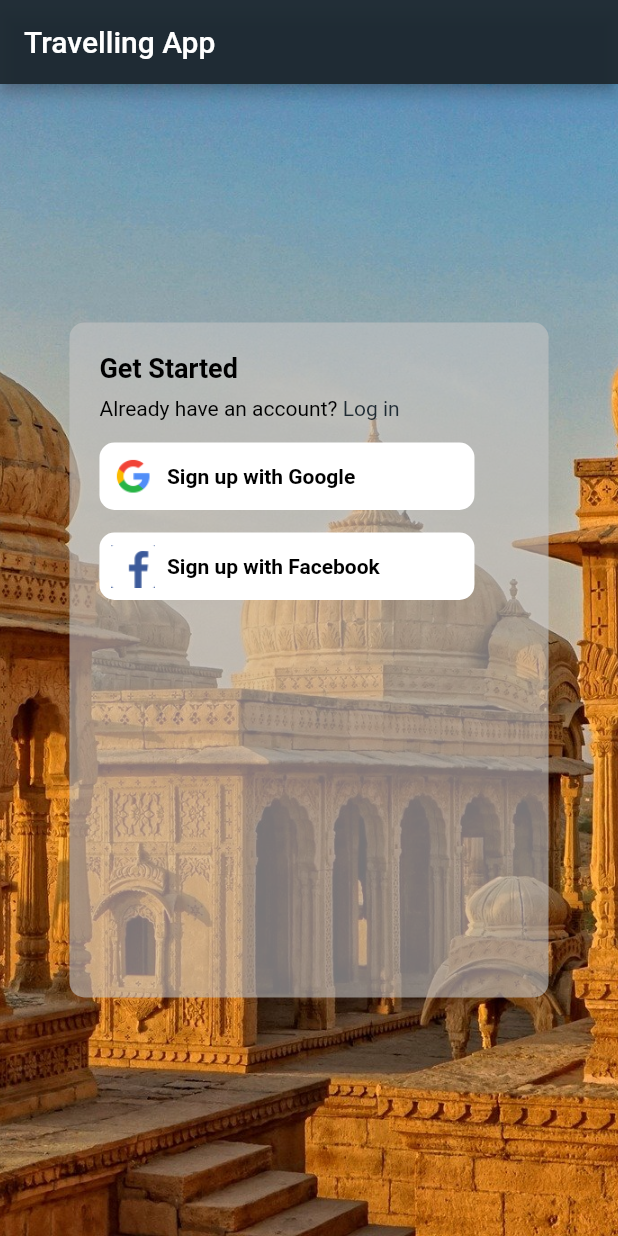
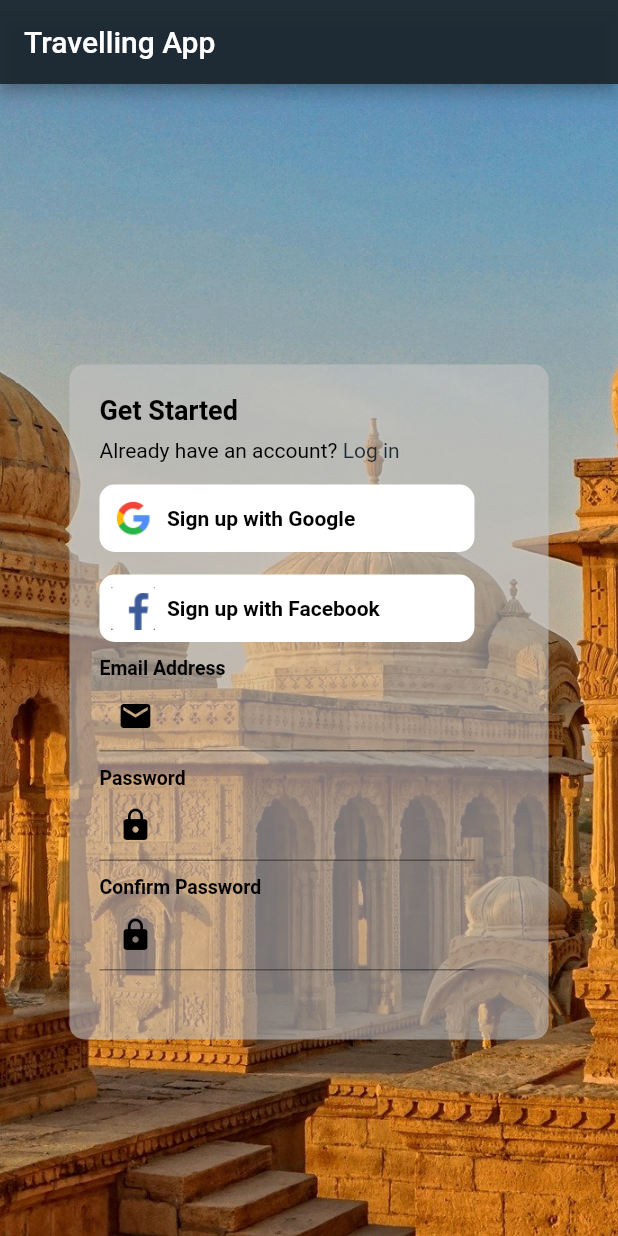
Before and after one commit to Ayush783/travel-app-flutter-1, a Flutter app: the SignUpScreen screen opened directly, on a phone screen of 412 x 824 dp. Run offline on Flutter 3.47's test engine with Material 2 defaults, Android fonts, the phone set to English and light mode, and no system bars.

Commit message:
Text Fields added on Sign Up Screen

```diff
--- a/lib/ui/sign_up_screen.dart
+++ b/lib/ui/sign_up_screen.dart
@@ -8,6 +8,7 @@ class SignUpScreen extends StatelessWidget {
   @override
   Widget build(BuildContext context) {
     return Scaffold(
+      // resizeToAvoidBottomInset: false,
       appBar: AppBar(
         title: Text("Travelling App"),
         backgroundColor: Color(0xF217242D),
@@ -23,7 +24,8 @@ class SignUpScreen extends StatelessWidget {
                 image: AssetImage("assets/images/sign.jpg"),
               ),
             ),
-            Container(
+            SingleChildScrollView(
+              child: Container(
                 height: MediaQuery.of(context).size.height,
                 width: MediaQuery.of(context).size.width,
                 child: Column(
@@ -89,7 +91,8 @@ class SignUpScreen extends StatelessWidget {
                                     borderRadius: BorderRadius.circular(10),
                                   ),
                                   child: Row(
-                                  crossAxisAlignment: CrossAxisAlignment.center,
+                                    crossAxisAlignment:
+                                        CrossAxisAlignment.center,
                                     children: [
                                       Container(
                                         margin: EdgeInsets.all(8),
@@ -119,7 +122,8 @@ class SignUpScreen extends StatelessWidget {
                                     borderRadius: BorderRadius.circular(10),
                                   ),
                                   child: Row(
-                                  crossAxisAlignment: CrossAxisAlignment.center,
+                                    crossAxisAlignment:
+                                        CrossAxisAlignment.center,
                                     children: [
                                       Container(
                                         margin: EdgeInsets.all(8),
@@ -138,7 +142,84 @@ class SignUpScreen extends StatelessWidget {
                                       ),
                                     ],
                                   ),
-                              )
+                                ),
+                                SizedBox(
+                                  height: 10,
+                                ),
+                                Container(
+                                  child: Column(
+                                    crossAxisAlignment:
+                                        CrossAxisAlignment.start,
+                                    children: [
+                                      Text(
+                                        "Email Address",
+                                        style: TextStyle(
+                                          color: Colors.black,
+                                          fontWeight: FontWeight.w600,
+                                          fontSize: 13,
+                                        ),
+                                      ),
+                                      TextField(
+                                        cursorColor: Color(0xF217242D),
+                                        decoration: InputDecoration(
+                                          prefixIcon: Icon(
+                                            Icons.mail,
+                                            color: Colors.black,
+                                          ),
+                                          focusedBorder: UnderlineInputBorder(
+                                            borderSide: BorderSide(
+                                                color: Color(0xF217242D)),
+                                          ),
+                                        ),
+                                      ),
+                                      SizedBox(
+                                        height: 10,
+                                      ),
+                                      Text(
+                                        "Password",
+                                        style: TextStyle(
+                                          color: Colors.black,
+                                          fontWeight: FontWeight.w600,
+                                          fontSize: 13,
+                                        ),
+                                      ),
+                                      TextField(
+                                        cursorColor: Color(0xF217242D),
+                                        decoration: InputDecoration(
+                                          prefixIcon: Icon(
+                                            Icons.lock,
+                                            color: Colors.black,
+                                          ),
+                                          focusedBorder: UnderlineInputBorder(
+                                            borderSide: BorderSide(
+                                                color: Color(0xF217242D)),
+                                          ),
+                                        ),
+                                      ),
+                                      SizedBox(
+                                        height: 10,
+                                      ),
+                                      Text(
+                                        "Confirm Password",
+                                        style: TextStyle(
+                                          color: Colors.black,
+                                          fontWeight: FontWeight.w600,
+                                          fontSize: 13,
+                                        ),
+                                      ),
+                                      TextField(
+                                        cursorColor: Color(0xF217242D),
+                                        decoration: InputDecoration(
+                                          prefixIcon: Icon(
+                                            Icons.lock,
+                                            color: Colors.black,
+                                          ),
+                                          focusedBorder: UnderlineInputBorder(
+                                            borderSide: BorderSide(
+                                                color: Color(0xF217242D)),
+                                          ),
+                                        ),
+                                      ),
                                     ],
                                   ),
                                 )
@@ -151,6 +232,10 @@ class SignUpScreen extends StatelessWidget {
                   ],
                 ),
               ),
+            )
+          ],
+        ),
+      ),
     );
   }
 }
```
Lines whose indentation alone changed are shown as unchanged.
